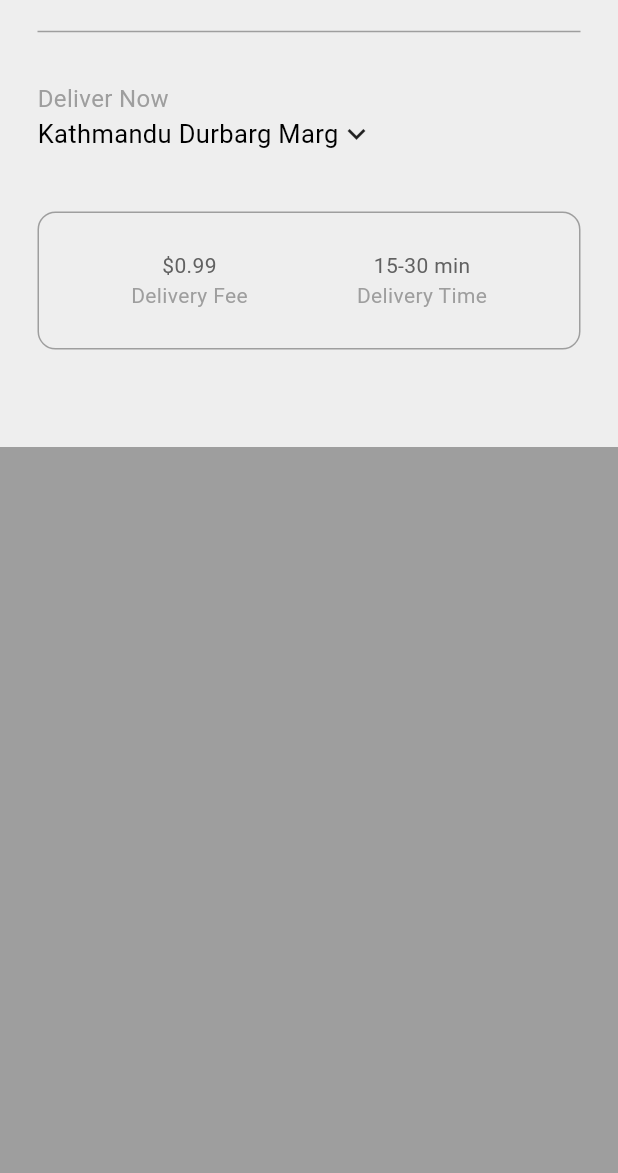
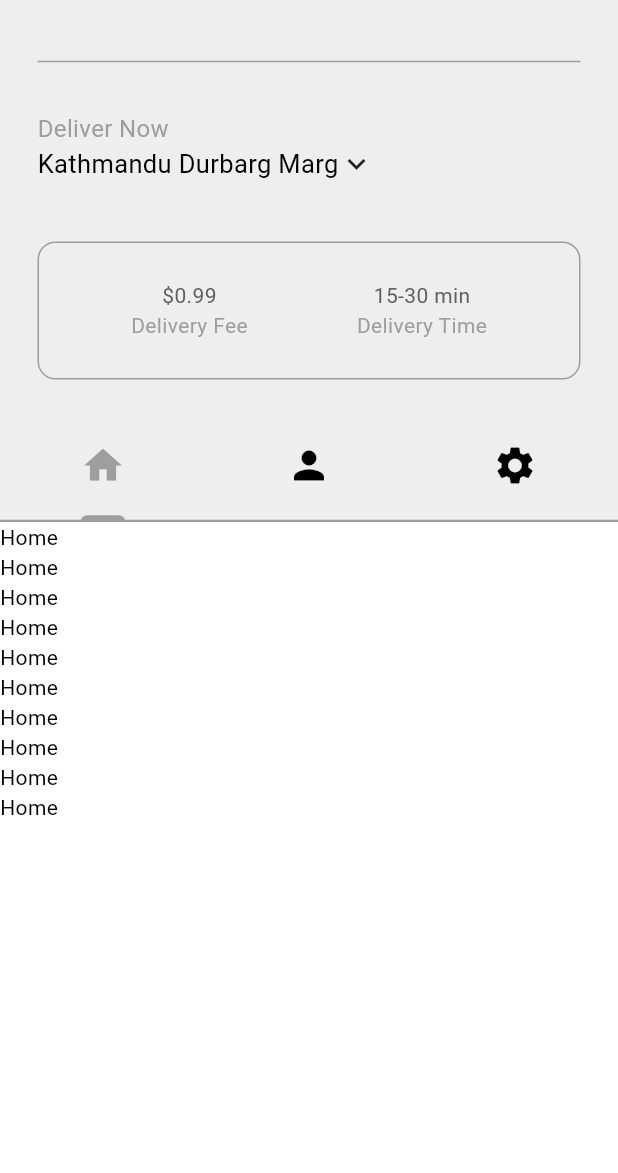
Before and after one commit to romanhumagain/Food-Delivery-App, a Flutter app: the screen it shows after launch, after a tap on "Sign in", on a phone screen of 412 x 824 dp, the part 63-1236 px from its top. Run offline on Flutter 3.47's test engine with Material 3 defaults, Android fonts, the phone set to English and light mode, and no system bars.

```diff
--- a/lib/components/my_sliver_appbar.dart
+++ b/lib/components/my_sliver_appbar.dart
@@ -9,7 +9,8 @@ class MySliverAppbar extends StatelessWidget {
   @override
   Widget build(BuildContext context) {
     return SliverAppBar(
-      expandedHeight: 340,
+
+      expandedHeight: 390,
       collapsedHeight: 120,
       centerTitle: true,
       floating: false,
@@ -22,10 +23,10 @@ class MySliverAppbar extends StatelessWidget {
       title: Text("Sunset Dinner"),
       flexibleSpace: FlexibleSpaceBar(
         background: Padding(
-          padding: const EdgeInsets.only(bottom: 50.0),
+          padding: const EdgeInsets.only(bottom: 80.0),
           child: child,
         ),
-        // title: title,
+        title: title,
         centerTitle: true,
         titlePadding: EdgeInsets.only(left: 0, right: 0, top: 0),
       ),
--- /dev/null
+++ b/lib/components/my_tab_bar.dart
@@ -0,0 +1,20 @@
+import 'package:flutter/material.dart';
+
+class MyTabBar extends StatelessWidget {
+  final TabController tabController ;
+  MyTabBar({super.key, required this.tabController});
+
+  @override
+  Widget build(BuildContext context) {
+    return Container(
+      child: TabBar(
+        controller: tabController,
+          dividerColor:Theme.of(context).colorScheme.primary,
+          tabs:const [
+            Tab(icon: Icon(Icons.home, size: 20,),),
+            Tab(icon: Icon(Icons.person, size: 20,),),
+            Tab(icon: Icon(Icons.settings, size: 20,),)
+      ]),
+    );
+  }
+}
--- a/lib/pages/home_page.dart
+++ b/lib/pages/home_page.dart
@@ -3,9 +3,31 @@ import 'package:food_delivery_app/components/my_current_location.dart';
 import 'package:food_delivery_app/components/my_description.dart';
 import 'package:food_delivery_app/components/my_drawer.dart';
 import 'package:food_delivery_app/components/my_sliver_appbar.dart';
+import 'package:food_delivery_app/components/my_tab_bar.dart';
 
-class HomePage extends StatelessWidget {
+class HomePage extends StatefulWidget {
   const HomePage({super.key});
+
+  @override
+  State<HomePage> createState() => _HomePageState();
+}
+
+class _HomePageState extends State<HomePage>
+    with SingleTickerProviderStateMixin {
+  late TabController _tabController;
+
+  @override
+  void initState() {
+    // TODO: implement initState
+    super.initState();
+    _tabController = TabController(length: 3, vsync: this);
+  }
+
+  @override
+  void dispose() {
+    _tabController.dispose();
+    super.dispose();
+  }
 
   @override
   Widget build(BuildContext context) {
@@ -14,7 +36,7 @@ class HomePage extends StatelessWidget {
       body: NestedScrollView(
           headerSliverBuilder: (context, innerBoxIsScrolled) => [
                 MySliverAppbar(
-                    title: Text("Home"),
+                    title: MyTabBar(tabController: _tabController),
                     child: Column(
                       mainAxisAlignment: MainAxisAlignment.end,
                       children: [
@@ -28,7 +50,27 @@ class HomePage extends StatelessWidget {
                       ],
                     )),
               ],
-          body: Container(color: Colors.grey)),
+          body: TabBarView(controller: _tabController, children: [
+            ListView.builder(
+                itemCount: 10,
+                itemBuilder: (context, index) {
+                  return Text("Home");
+                }),
+            ListView.builder(
+                itemCount: 10,
+                itemBuilder: (context, index) {
+                  return Text("Profile");
+                }),
+            ListView.builder(
+                itemCount: 10,
+                itemBuilder: (context, index) {
+                  return Text("Settings");
+                })
+          ]),
+
+
+
+            ),
     );
   }
 }
```
Also changed, not shown: lib/models/food_models.dart (added, +34 -0 lines).
